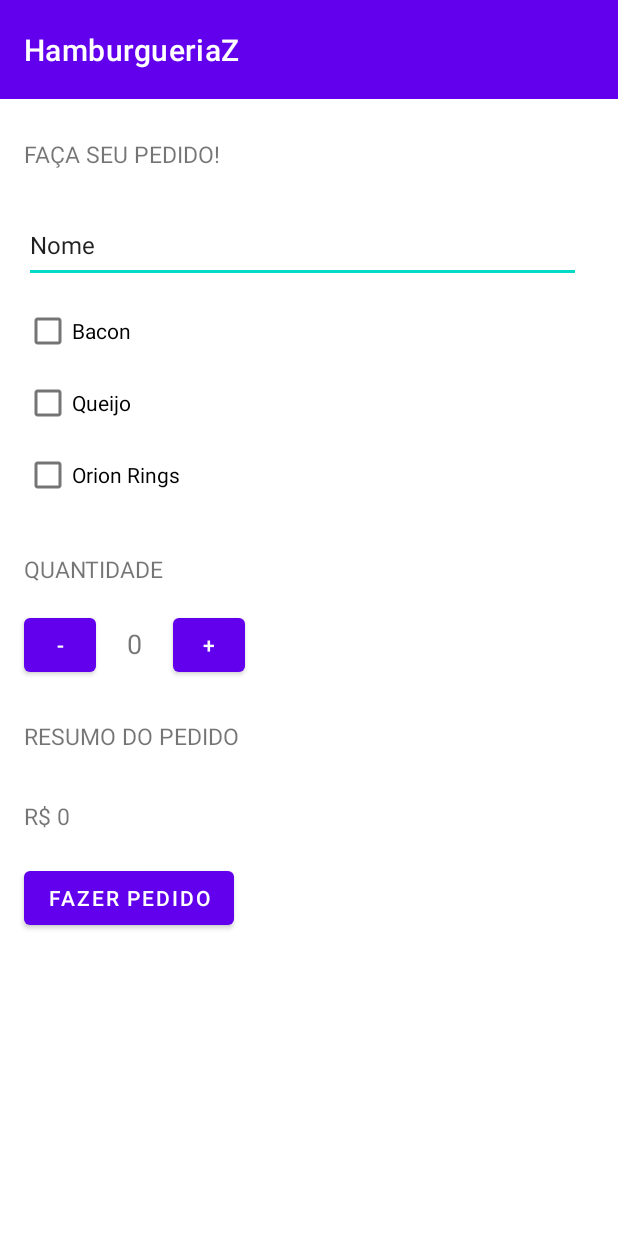
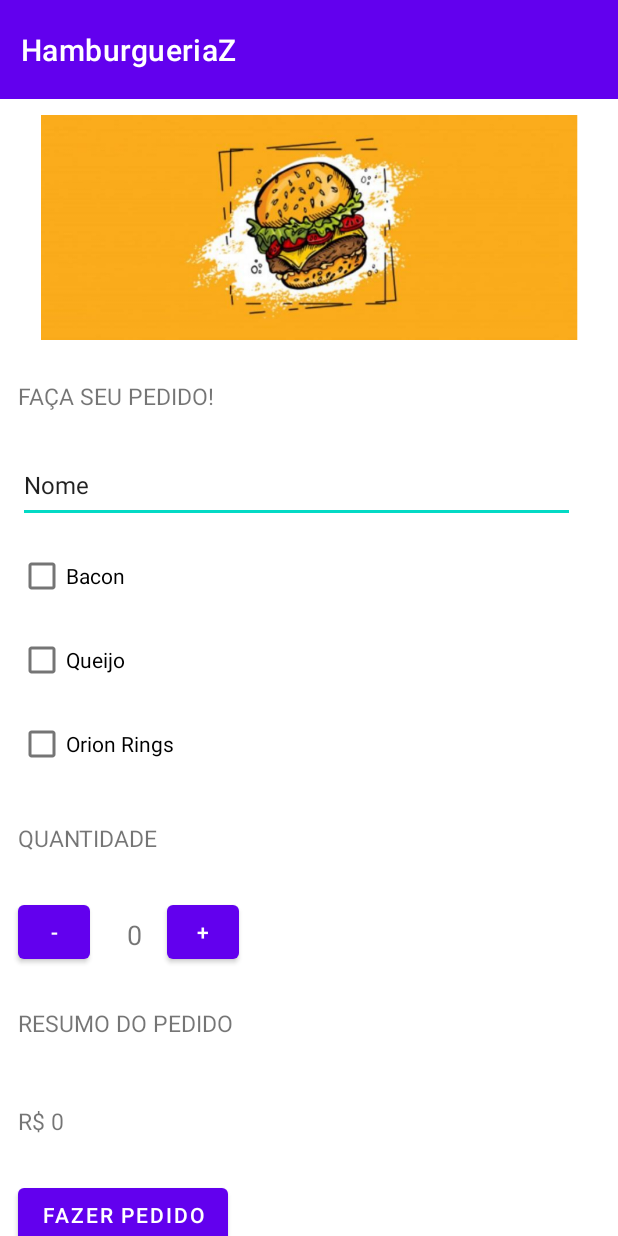
Before and after one commit to elisalvsan/trabalho-mobile-pos, an Android app: the screen it shows after launch (MainActivity), on a phone screen of 412 x 824 dp. Run offline under Robolectric (Android 15) with nearby library versions, the phone set to English and light mode, and no system bars.

Commit message:
Aula pratica 2 - Etapa 2

```diff
--- a/app/src/main/res/layout/activity_main.xml
+++ b/app/src/main/res/layout/activity_main.xml
@@ -6,9 +6,21 @@
     android:layout_height="match_parent"
     tools:context=".MainActivity">
 
+    <ScrollView
+        android:layout_width="match_parent"
+        android:layout_height="match_parent"
+        app:layout_constraintEnd_toEndOf="parent"
+        app:layout_constraintHorizontal_bias="0.0"
+        app:layout_constraintStart_toStartOf="parent"
+        app:layout_constraintTop_toTopOf="parent">
+
+        <androidx.constraintlayout.widget.ConstraintLayout
+            android:layout_width="match_parent"
+            android:layout_height="wrap_content">
+
             <androidx.appcompat.widget.Toolbar
                 android:id="@+id/toolbar"
-        android:layout_width="413dp"
+                android:layout_width="417dp"
                 android:layout_height="66dp"
                 android:background="?attr/colorPrimary"
                 android:minHeight="?attr/actionBarSize"
@@ -19,22 +31,36 @@
                 app:layout_constraintTop_toTopOf="parent"
                 app:titleTextColor="@color/white" />
 
+            <ImageView
+                android:id="@+id/image_hamburguer"
+                android:layout_width="358dp"
+                android:layout_height="151dp"
+                android:layout_marginStart="13dp"
+                android:layout_marginTop="10dp"
+                android:layout_marginEnd="13dp"
+                android:contentDescription="@string/descricao_hamburguer"
+                app:layout_constraintEnd_toEndOf="parent"
+                app:layout_constraintStart_toStartOf="parent"
+                app:layout_constraintTop_toBottomOf="@+id/toolbar"
+                app:srcCompat="@drawable/hamburguer_image"
+                tools:ignore="ImageContrastCheck" />
+
             <TextView
                 android:id="@+id/facaPedido"
                 style="@style/EstiloTexto"
-        android:layout_marginStart="16dp"
+                android:layout_marginStart="12dp"
                 android:layout_marginTop="10dp"
                 android:text="@string/fazer_pedido"
                 app:layout_constraintStart_toStartOf="parent"
-        app:layout_constraintTop_toBottomOf="@+id/toolbar"
+                app:layout_constraintTop_toBottomOf="@+id/image_hamburguer"
                 tools:ignore="TextContrastCheck" />
 
             <EditText
                 android:id="@+id/nomeCliente"
                 android:layout_width="371dp"
                 android:layout_height="50dp"
-        android:layout_marginStart="16dp"
-        android:layout_marginTop="9dp"
+                android:layout_marginStart="12dp"
+                android:layout_marginTop="8dp"
                 android:autofillHints="name"
                 android:ems="10"
                 android:hint="@string/nome_cliente"
@@ -48,8 +74,8 @@
                 android:id="@+id/igrediente1"
                 android:layout_width="98dp"
                 android:layout_height="48dp"
-        android:layout_marginStart="16dp"
-        android:layout_marginTop="8dp"
+                android:layout_marginStart="12dp"
+                android:layout_marginTop="11dp"
                 android:text="@string/igrediente_bacon"
                 app:layout_constraintStart_toStartOf="parent"
                 app:layout_constraintTop_toBottomOf="@+id/nomeCliente" />
@@ -58,7 +84,8 @@
                 android:id="@+id/igrediente2"
                 android:layout_width="127dp"
                 android:layout_height="48dp"
-        android:layout_marginStart="16dp"
+                android:layout_marginStart="12dp"
+                android:layout_marginTop="8dp"
                 android:text="@string/igrediente_orion"
                 app:layout_constraintStart_toStartOf="parent"
                 app:layout_constraintTop_toBottomOf="@+id/igrediente3" />
@@ -67,7 +94,8 @@
                 android:id="@+id/igrediente3"
                 android:layout_width="98dp"
                 android:layout_height="48dp"
-        android:layout_marginStart="16dp"
+                android:layout_marginStart="12dp"
+                android:layout_marginTop="8dp"
                 android:text="@string/igrediente_queijo"
                 app:layout_constraintStart_toStartOf="parent"
                 app:layout_constraintTop_toBottomOf="@+id/igrediente1" />
@@ -75,7 +103,7 @@
             <TextView
                 android:id="@+id/quantidade"
                 style="@style/EstiloTexto"
-        android:layout_marginStart="16dp"
+                android:layout_marginStart="12dp"
                 android:layout_marginTop="12dp"
                 android:text="@string/quantidade"
                 app:layout_constraintStart_toStartOf="parent"
@@ -85,8 +113,11 @@
                 android:id="@+id/subtrairQuantidade"
                 android:layout_width="48dp"
                 android:layout_height="48dp"
-        android:layout_marginStart="16dp"
+                android:layout_marginStart="12dp"
+                android:layout_marginTop="12dp"
+                android:layout_marginEnd="8dp"
                 android:text="@string/subtrair_quantidade"
+                app:layout_constraintEnd_toStartOf="@+id/valorQuantidade"
                 app:layout_constraintStart_toStartOf="parent"
                 app:layout_constraintTop_toBottomOf="@+id/quantidade" />
 
@@ -94,11 +125,13 @@
                 android:id="@+id/valorQuantidade"
                 android:layout_width="27dp"
                 android:layout_height="27dp"
-        android:layout_marginStart="12dp"
-        android:layout_marginTop="9dp"
+                android:layout_marginStart="8dp"
+                android:layout_marginTop="24dp"
+                android:layout_marginEnd="8dp"
                 android:gravity="center"
                 android:text="@string/valor_quantidade"
                 android:textSize="18sp"
+                app:layout_constraintEnd_toStartOf="@+id/adicionarQuantidade"
                 app:layout_constraintStart_toEndOf="@+id/subtrairQuantidade"
                 app:layout_constraintTop_toBottomOf="@+id/quantidade" />
 
@@ -106,7 +139,8 @@
                 android:id="@+id/adicionarQuantidade"
                 android:layout_width="48dp"
                 android:layout_height="48dp"
-        android:layout_marginStart="12dp"
+                android:layout_marginStart="8dp"
+                android:layout_marginTop="12dp"
                 android:text="@string/adicionar_quantidade"
                 app:layout_constraintStart_toEndOf="@+id/valorQuantidade"
                 app:layout_constraintTop_toBottomOf="@+id/quantidade" />
@@ -114,7 +148,7 @@
             <TextView
                 android:id="@+id/pedido"
                 style="@style/EstiloTexto"
-        android:layout_marginStart="16dp"
+                android:layout_marginStart="12dp"
                 android:layout_marginTop="10dp"
                 android:text="@string/resumo_pedido"
                 app:layout_constraintStart_toStartOf="parent"
@@ -123,7 +157,8 @@
             <TextView
                 android:id="@+id/valor_pedido"
                 style="@style/EstiloTexto"
-        android:layout_marginStart="16dp"
+                android:layout_marginStart="12dp"
+                android:layout_marginTop="12dp"
                 android:text="@string/valor_pedido"
                 app:layout_constraintStart_toStartOf="parent"
                 app:layout_constraintTop_toBottomOf="@+id/pedido" />
@@ -132,10 +167,12 @@
                 android:id="@+id/botaoPedido"
                 android:layout_width="wrap_content"
                 android:layout_height="wrap_content"
-        android:layout_marginStart="16dp"
-        android:layout_marginTop="4dp"
+                android:layout_marginStart="12dp"
+                android:layout_marginTop="12dp"
                 android:text="@string/botao_pedido"
                 app:layout_constraintStart_toStartOf="parent"
                 app:layout_constraintTop_toBottomOf="@+id/valor_pedido" />
+        </androidx.constraintlayout.widget.ConstraintLayout>
+    </ScrollView>
 
 </androidx.constraintlayout.widget.ConstraintLayout>
--- a/app/src/main/res/values/strings.xml
+++ b/app/src/main/res/values/strings.xml
@@ -12,4 +12,5 @@
     <string name="resumo_pedido">Resumo do pedido</string>
     <string name="valor_pedido">R$ 0</string>
     <string name="botao_pedido">Fazer Pedido</string>
+    <string name="descricao_hamburguer">Imagem ilustrativa de um hamburguer</string>
 </resources>
```
Also changed, not shown: app/src/main/res/drawable/hamburguer_image.PNG (added). Lines whose indentation alone changed are shown as unchanged.
